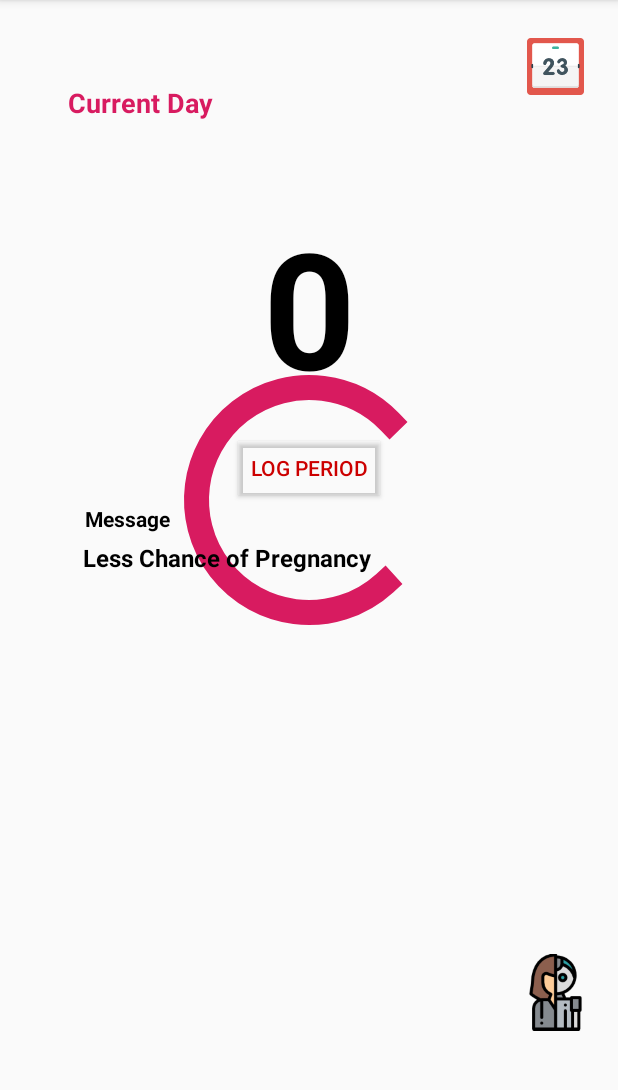
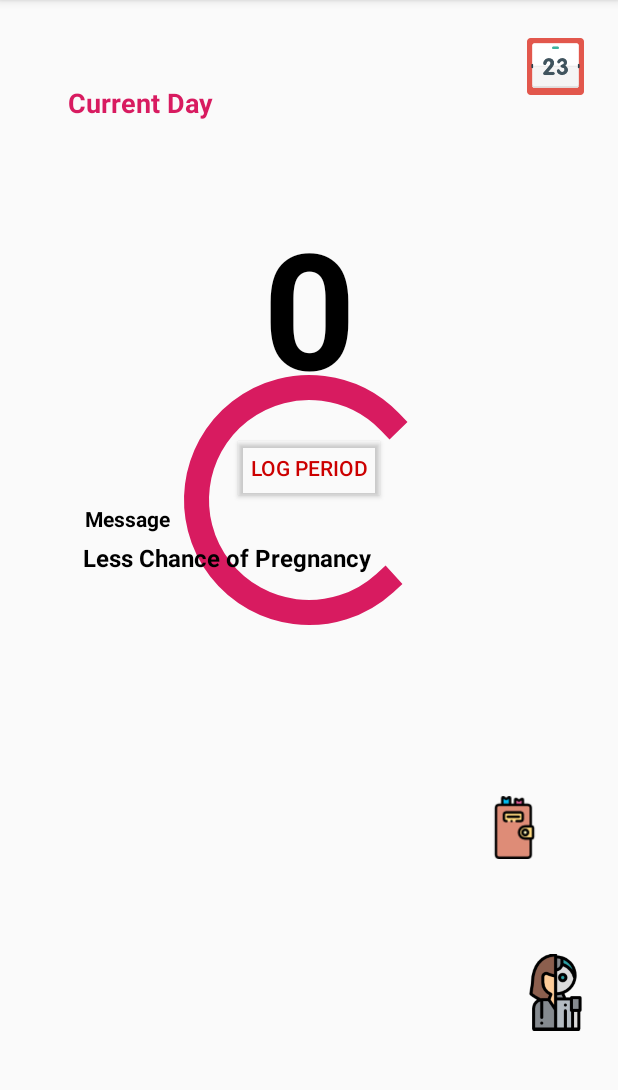
Before and after one commit to spkdroid/FlowTracker, an Android app: the HubFragment screen opened through its navigation route, on a phone screen of 412 x 824 dp, the part 84-1174 px from its top. Run offline under Robolectric (Android 15) with nearby library versions, the phone set to English and light mode, and no system bars; plain views replace CircularProgressBar; Roboto replaces fonts that are not available here; 4 statements that could not run were skipped.

Commit message:
Log Button Implemented

```diff
--- a/app/src/main/res/layout/hub_fragment.xml
+++ b/app/src/main/res/layout/hub_fragment.xml
@@ -84,4 +84,13 @@
             app:layout_constraintEnd_toEndOf="parent"
             android:layout_marginEnd="16dp" app:layout_constraintBottom_toBottomOf="parent"
             app:layout_constraintTop_toBottomOf="@+id/messagecontent" android:layout_marginBottom="25dp"/>
+    <ImageView
+            android:src="@drawable/notebook"
+            android:layout_width="51dp"
+            android:layout_height="42dp"
+            android:id="@+id/logbutton" app:layout_constraintEnd_toEndOf="parent" android:layout_marginEnd="16dp"
+            app:layout_constraintStart_toStartOf="parent" android:layout_marginStart="317dp"
+            android:layout_marginBottom="7dp" app:layout_constraintBottom_toTopOf="@+id/rovbotdroid"
+            android:layout_marginTop="118dp" app:layout_constraintTop_toBottomOf="@+id/dayscount"
+            app:layout_constraintHorizontal_bias="0.0" app:layout_constraintVertical_bias="1.0"/>
 </android.support.constraint.ConstraintLayout>
```
Also changed, not shown: app/src/main/java/ca/rovbot/flowtracker/fragment/LogFragment.kt (added, +34 -0 lines), app/src/main/java/ca/rovbot/flowtracker/viewmodel/LogViewModel.kt (added, +7 -0 lines), app/src/main/res/layout/log_fragment.xml (added, +14 -0 lines), app/src/main/res/drawable/notebook.png (added).
